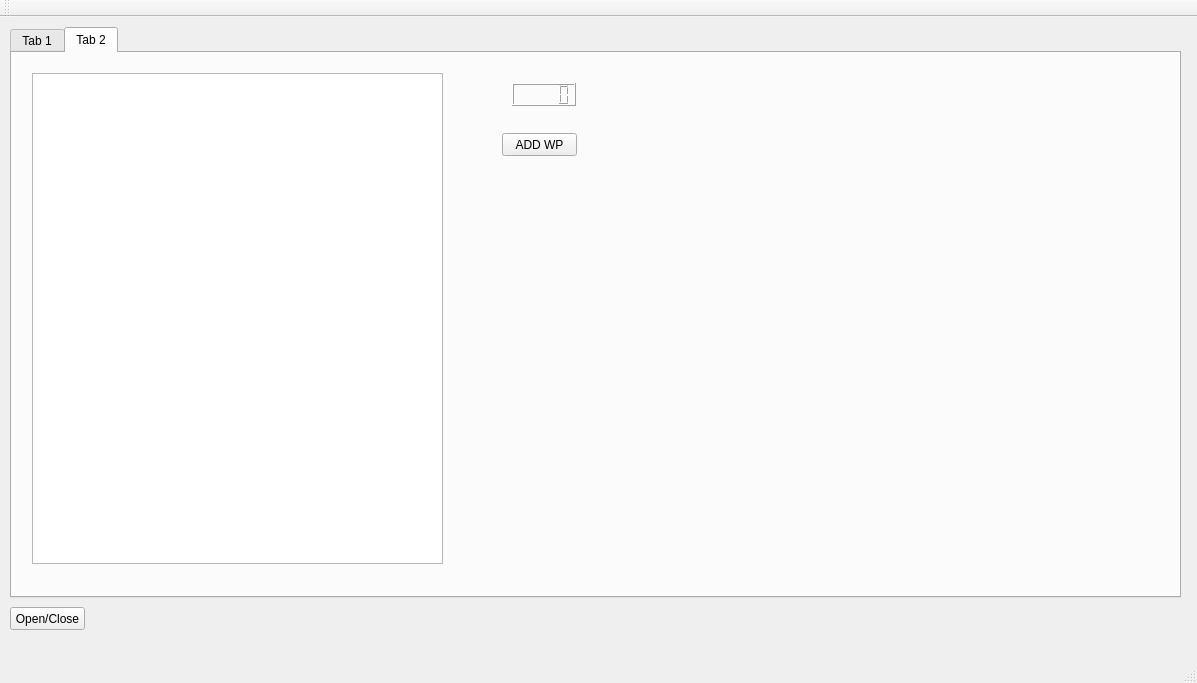
Old version of the form GroundStation/mainwindow.ui in the repository aafontoura/mission-groundstation.
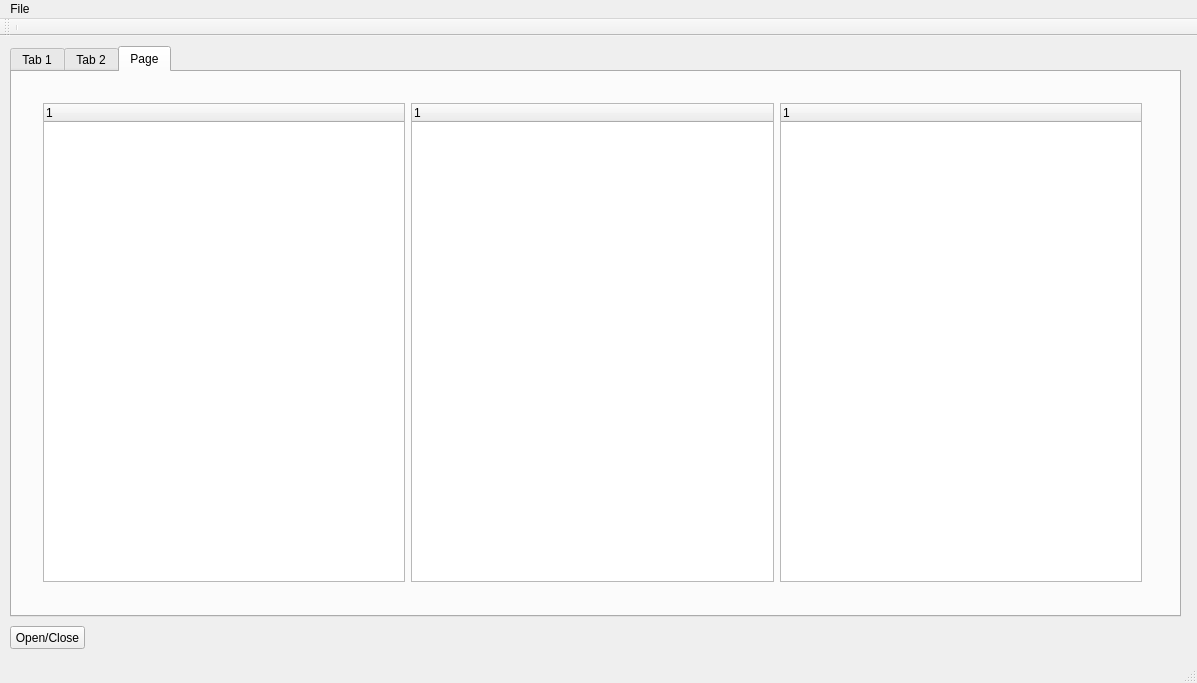
New version of the form.

```diff
--- a/GroundStation/mainwindow.ui
+++ b/GroundStation/mainwindow.ui
@@ -24,7 +24,7 @@
      </rect>
     </property>
     <property name="currentIndex">
-     <number>1</number>
+     <number>2</number>
     </property>
     <widget class="QWidget" name="tab">
      <attribute name="title">
@@ -131,6 +131,50 @@
       </property>
      </widget>
     </widget>
+    <widget class="QWidget" name="tab_3">
+     <attribute name="title">
+      <string>Page</string>
+     </attribute>
+     <widget class="QWidget" name="gridLayoutWidget_3">
+      <property name="geometry">
+       <rect>
+        <x>20</x>
+        <y>20</y>
+        <width>1121</width>
+        <height>501</height>
+       </rect>
+      </property>
+      <layout class="QGridLayout" name="container">
+       <item row="0" column="0">
+        <widget class="QTreeWidget" name="treeWidget">
+         <column>
+          <property name="text">
+           <string notr="true">1</string>
+          </property>
+         </column>
+        </widget>
+       </item>
+       <item row="0" column="1">
+        <widget class="QTreeWidget" name="namespacePrefix">
+         <column>
+          <property name="text">
+           <string notr="true">1</string>
+          </property>
+         </column>
+        </widget>
+       </item>
+       <item row="0" column="2">
+        <widget class="QTreeWidget" name="prefix">
+         <column>
+          <property name="text">
+           <string notr="true">1</string>
+          </property>
+         </column>
+        </widget>
+       </item>
+      </layout>
+     </widget>
+    </widget>
    </widget>
    <widget class="QPushButton" name="pushButton_7">
     <property name="geometry">
@@ -155,6 +199,13 @@
      <height>21</height>
     </rect>
    </property>
+   <widget class="QMenu" name="menuGroundStation">
+    <property name="title">
+     <string>File</string>
+    </property>
+    <addaction name="openAct"/>
+   </widget>
+   <addaction name="menuGroundStation"/>
   </widget>
   <widget class="QToolBar" name="mainToolBar">
    <attribute name="toolBarArea">
@@ -163,6 +214,7 @@
    <attribute name="toolBarBreak">
     <bool>false</bool>
    </attribute>
+   <addaction name="separator"/>
   </widget>
   <widget class="QStatusBar" name="statusBar"/>
  </widget>
```
Left out of the diff: 5 changed lines with no effect on the pictures.
